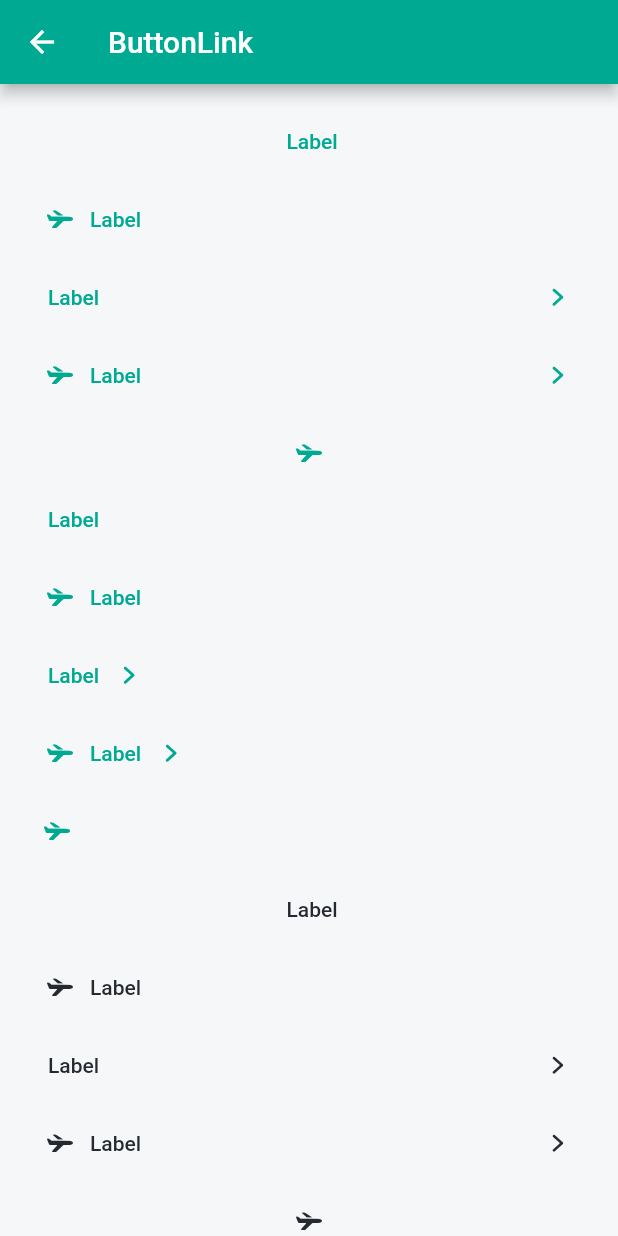
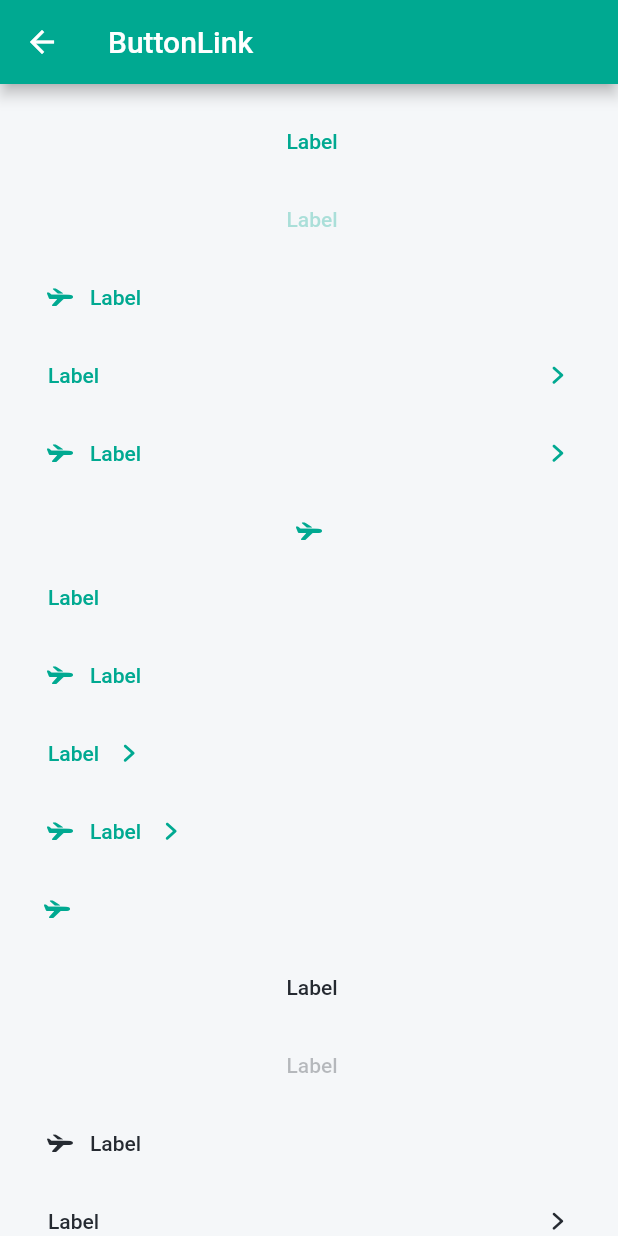
Before and after one commit to howiezuo/orbit-flutter, a Flutter app: the screen it shows after launch, after a tap on "ButtonLink", on a phone screen of 412 x 824 dp. Run offline on Flutter 3.47's test engine with Material 2 defaults, Android fonts, the phone set to English and light mode, and no system bars.

Commit message:
ButtonLink disabled

```diff
--- a/catalog/lib/src/components/button_link_page.dart
+++ b/catalog/lib/src/components/button_link_page.dart
@@ -22,6 +22,13 @@ class ButtonLinkPage extends StatelessWidget {
       crossAxisAlignment: CrossAxisAlignment.start,
       children: [
         ButtonLink(child: Text('Label'), onPressed: () => {}, type: type),
+        SizedBox(height: 8),
+        ButtonLink(
+          child: Text('Label'),
+          onPressed: () => {},
+          type: type,
+          disabled: true,
+        ),
         SizedBox(height: 8),
         ButtonLink(
             child: Text('Label'),
--- a/lib/src/components/button_link.dart
+++ b/lib/src/components/button_link.dart
@@ -2,6 +2,10 @@ import 'package:flutter/material.dart';
 
 import '../theme.dart';
 
+/**
+ * TODO
+ * ripple
+ */
 class ButtonLink extends StatelessWidget {
   final Widget? child;
   final VoidCallback? onPressed;
@@ -9,6 +13,7 @@ class ButtonLink extends StatelessWidget {
   final IconData? iconRight;
   final ButtonLinkType? type;
   final bool fullWidth;
+  final bool disabled;
 
   bool get _hasLeftIcon => iconLeft != null;
   bool get _hasRightIcon => iconLeft == null;
@@ -23,6 +28,7 @@ class ButtonLink extends StatelessWidget {
     this.iconRight,
     ButtonLinkType this.type = ButtonLinkType.primary,
     this.fullWidth = true,
+    this.disabled = false,
   }) : super(key: key);
 
   const ButtonLink.icon({
@@ -31,6 +37,7 @@ class ButtonLink extends StatelessWidget {
     required this.onPressed,
     this.type = ButtonLinkType.primary,
     this.fullWidth = true,
+    this.disabled = false,
   })  : this.iconLeft = icon,
         this.child = null,
         this.iconRight = null,
@@ -41,8 +48,10 @@ class ButtonLink extends StatelessWidget {
     final theme = OrbitTheme.of(context);
     final style = _fromTheme(context);
 
-    return TextButton(
-      onPressed: onPressed,
+    return Opacity(
+      opacity: disabled ? style.opacityDisabled! : 1,
+      child: TextButton(
+        onPressed: disabled ? null : onPressed,
         child: _content(theme, style),
         style: TextButton.styleFrom(
           backgroundColor: style.background,
@@ -58,15 +67,11 @@ class ButtonLink extends StatelessWidget {
           shape: RoundedRectangleBorder(
               borderRadius: BorderRadius.all(theme.baseTokens.borderRadius)),
           tapTargetSize: MaterialTapTargetSize.shrinkWrap,
-      )
-      // .copyWith(
-      //   backgroundColor: MaterialStateProperty.resolveWith<Color?>(
-      //       (states) => style.background),
-      //   foregroundColor:
-      //       MaterialStateProperty.resolveWith<Color?>((states) => style.color),
-      //   elevation: MaterialStateProperty.resolveWith((states) => 0),
-      // )
-      ,
+        ).copyWith(
+          foregroundColor:
+              MaterialStateProperty.resolveWith((states) => style.color),
+        ),
+      ),
     );
   }
 
@@ -134,6 +139,7 @@ class ButtonLink extends StatelessWidget {
       background: Palette.Transparent,
       height: defaultStyle.heightNormal!,
       fontSize: defaultStyle.fontSizeNormal!,
+      opacityDisabled: defaultStyle.opacityDisabled!,
       padding: resolvePadding(),
     );
   }
@@ -144,6 +150,7 @@ class ButtonLinkStyle {
   final Color? background;
   final double? height;
   final double? fontSize;
+  final double? opacityDisabled;
   final EdgeInsets? padding;
 
   const ButtonLinkStyle({
@@ -151,6 +158,7 @@ class ButtonLinkStyle {
     this.background,
     this.height,
     this.fontSize,
+    this.opacityDisabled,
     this.padding,
   });
 
@@ -159,6 +167,7 @@ class ButtonLinkStyle {
     required Color this.background,
     required double this.height,
     required double this.fontSize,
+    required double this.opacityDisabled,
     required EdgeInsets this.padding,
   });
 }
--- a/lib/src/tokens/button_link_tokens.dart
+++ b/lib/src/tokens/button_link_tokens.dart
@@ -15,6 +15,8 @@ class ButtonLinkTokens {
 
   final double? heightNormal;
 
+  final double? opacityDisabled;
+
   final EdgeInsets? paddingWithoutText;
   final EdgeInsets? paddingNormal;
   final EdgeInsets? paddingNormalWithIcons;
@@ -30,6 +32,7 @@ class ButtonLinkTokens {
     this.backgroundCritical,
     this.fontSizeNormal,
     this.heightNormal,
+    this.opacityDisabled,
     this.paddingWithoutText,
     this.paddingNormal,
     this.paddingNormalWithIcons,
@@ -46,6 +49,7 @@ class ButtonLinkTokens {
     required Color this.backgroundCritical,
     required double this.fontSizeNormal,
     required double this.heightNormal,
+    required double this.opacityDisabled,
     required EdgeInsets this.paddingWithoutText,
     required EdgeInsets this.paddingNormal,
     required EdgeInsets this.paddingNormalWithIcons,
@@ -63,6 +67,7 @@ class ButtonLinkTokens {
       backgroundCritical: Palette.Transparent,
       fontSizeNormal: bases.fontSizeMedium,
       heightNormal: bases.sizeXlarge,
+      opacityDisabled: bases.opacitySmall,
       paddingWithoutText: EdgeInsets.zero,
       paddingNormal: EdgeInsets.symmetric(horizontal: bases.spaceMedium),
       paddingNormalWithIcons:
```
Lines whose indentation alone changed are shown as unchanged.
